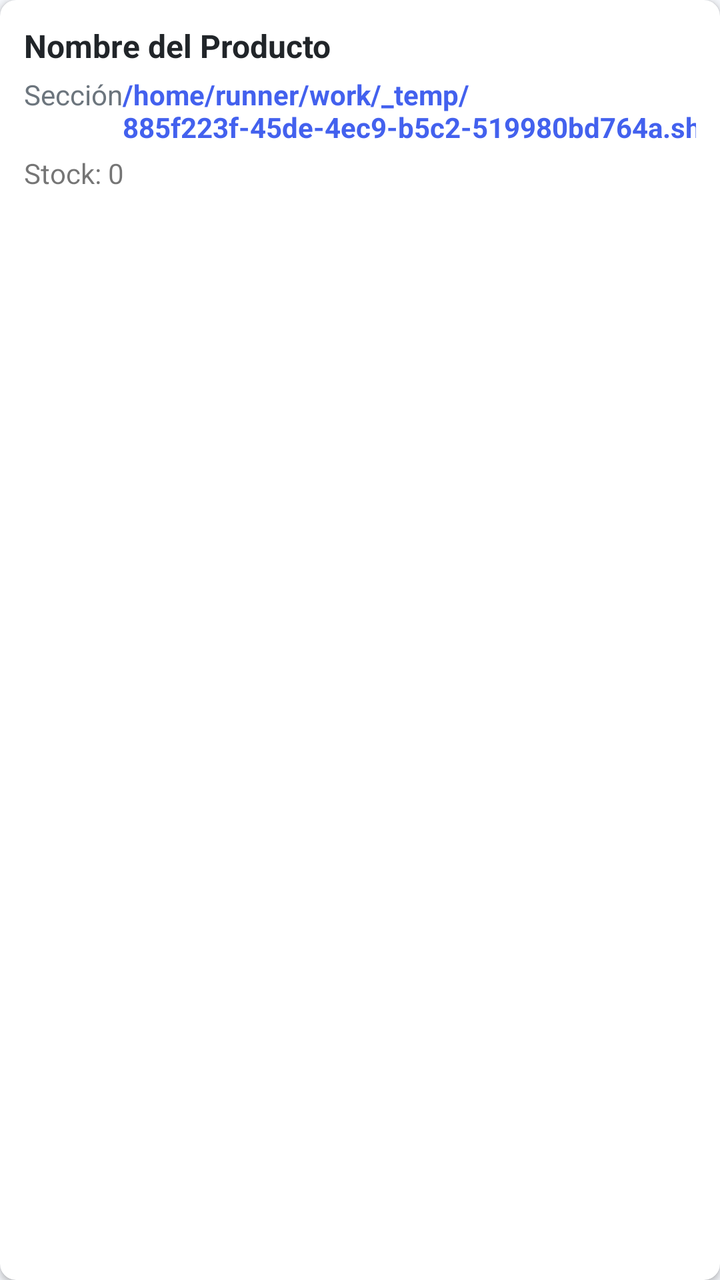
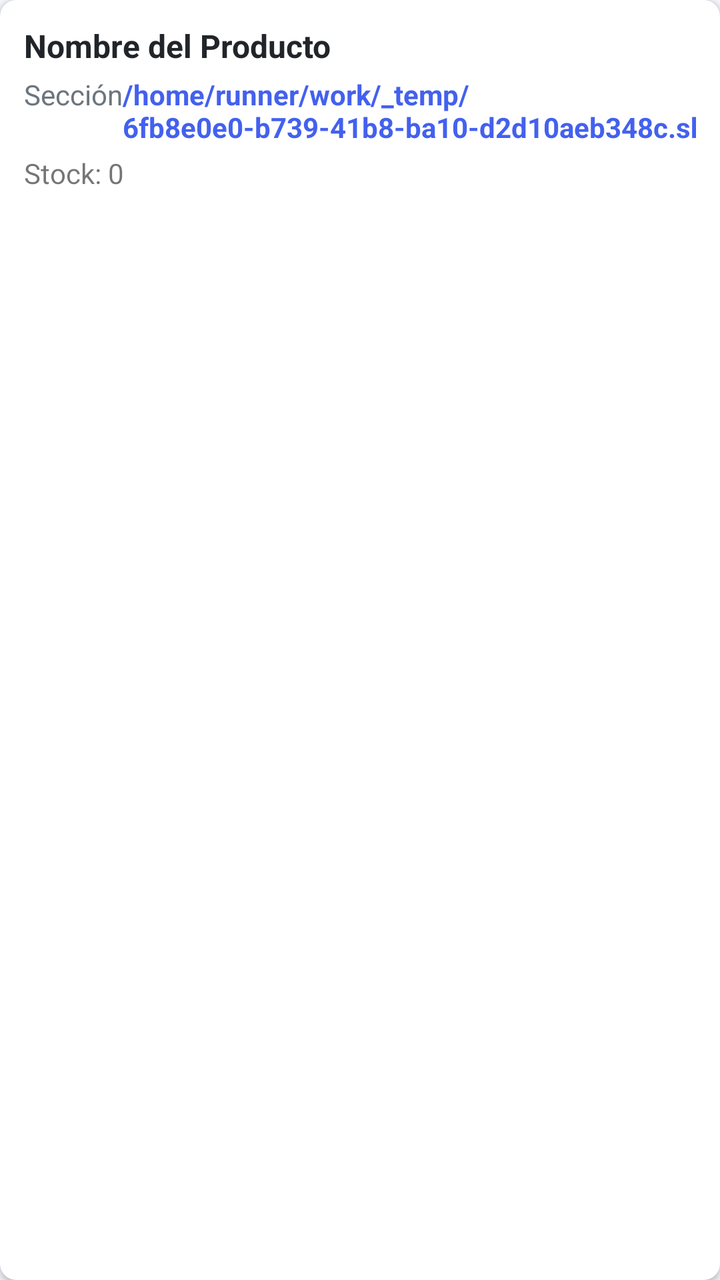

Before-and-after screenshots of an Android layout around one commit, followed by the original layout XML and the change that was made.
<!-- AndroidManifest.xml: application theme Theme.OmniVentas -->
<!-- res/layout/item_producto.xml -->
<?xml version="1.0" encoding="utf-8"?>
<androidx.cardview.widget.CardView xmlns:android="http://schemas.android.com/apk/res/android"
    xmlns:app="http://schemas.android.com/apk/res-auto"
    android:layout_width="match_parent"
    android:layout_height="wrap_content"
    android:layout_marginBottom="8dp"
    app:cardCornerRadius="8dp"
    app:cardElevation="2dp">
    <LinearLayout
        android:layout_width="match_parent"
        android:layout_height="wrap_content"
        android:orientation="vertical"
        android:padding="12dp">
        <TextView
            android:id="@+id/tv_nombre"
            android:layout_width="match_parent"
            android:layout_height="wrap_content"
            android:text="Nombre del Producto"
            android:textSize="16sp"
            android:textStyle="bold"
            android:textColor="@color/dark" />
        <LinearLayout
            android:layout_width="match_parent"
            android:layout_height="wrap_content"
            android:orientation="horizontal"
            android:layout_marginTop="4dp">
            <TextView
                android:id="@+id/tv_seccion"
                android:layout_width="0dp"
                android:layout_height="wrap_content"
                android:layout_weight="1"
                android:text="Sección"
                android:textSize="14sp"
                android:textColor="@color/gray" />
            <TextView
                android:id="@+id/tv_precio"
                android:layout_width="wrap_content"
                android:layout_height="wrap_content"
                android:text="/home/runner/work/_temp/885f223f-45de-4ec9-b5c2-519980bd764a.sh.00"
                android:textSize="14sp"
                android:textColor="@color/primary"
                android:textStyle="bold" />
        </LinearLayout>
        <TextView
            android:id="@+id/tv_stock"
            android:layout_width="wrap_content"
            android:layout_height="wrap_content"
            android:text="Stock: 0"
            android:textSize="14sp"
            android:layout_marginTop="4dp" />
    </LinearLayout>
</androidx.cardview.widget.CardView>
<!-- resources referenced by this layout -->
<resources>
  <color name="dark">#212529</color>
  <color name="gray">#6C757D</color>
  <color name="primary">#4361EE</color>
  <style name="Theme.OmniVentas" parent="Theme.MaterialComponents.DayNight.NoActionBar">
          <item name="colorPrimary">@color/primary</item>
          <item name="colorPrimaryVariant">@color/primary_dark</item>
          <item name="colorOnPrimary">@color/white</item>
          <item name="colorSecondary">@color/secondary</item>
          <item name="colorOnSecondary">@color/white</item>
          <item name="android:statusBarColor">@color/primary</item>
          <item name="android:windowBackground">@color/light_gray</item>
      </style>
  <color name="primary_dark">#3A56D4</color>
  <color name="white">#FFFFFF</color>
  <color name="secondary">#3F37C9</color>
  <color name="light_gray">#F5F7FB</color>
</resources>

<!-- the commit's change to res/layout/item_producto.xml (unified diff, before → after) -->
@@ -36,7 +36,7 @@
                 android:id="@+id/tv_precio"
                 android:layout_width="wrap_content"
                 android:layout_height="wrap_content"
-                android:text="/home/runner/work/_temp/885f223f-45de-4ec9-b5c2-519980bd764a.sh.00"
+                android:text="/home/runner/work/_temp/6fb8e0e0-b739-41b8-ba10-d2d10aeb348c.sh.00"
                 android:textSize="14sp"
                 android:textColor="@color/primary"
                 android:textStyle="bold" />
